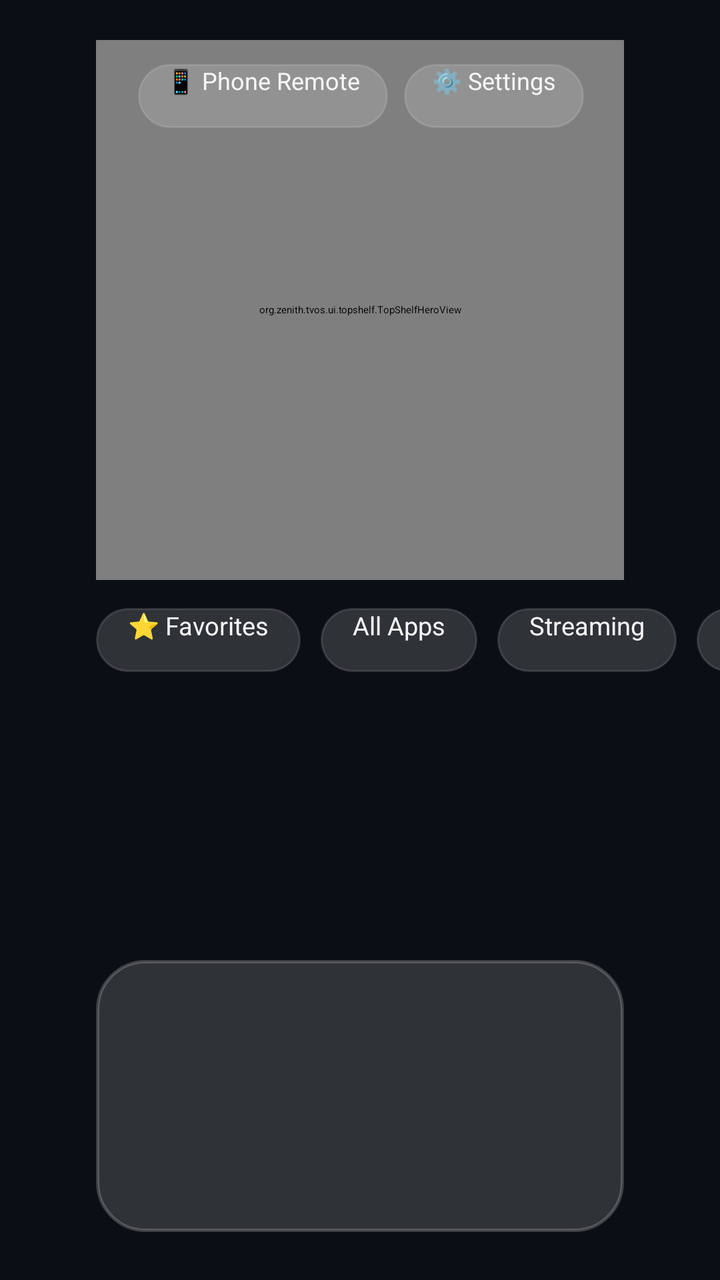
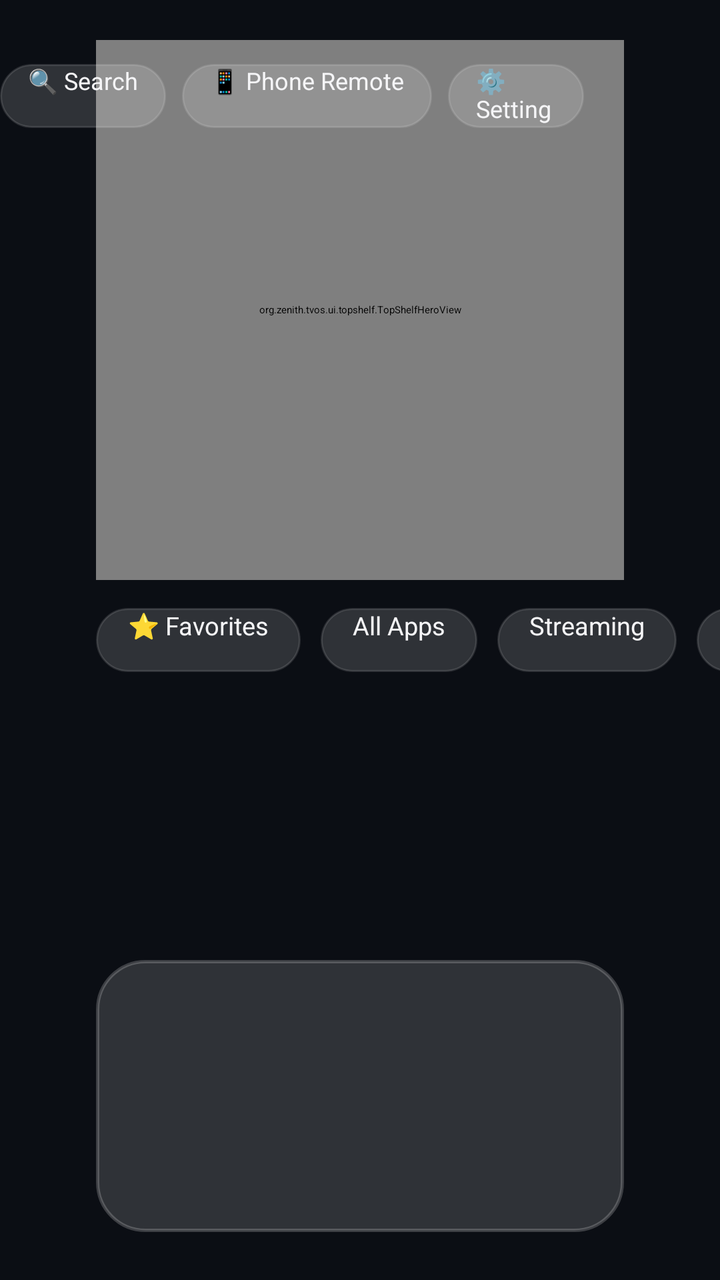

Before-and-after screenshots of an Android layout around one commit, followed by the original layout XML and the change that was made.
<!-- AndroidManifest.xml: activity theme Theme.ZenithTvOS.Launcher -->
<!-- res/layout/activity_main.xml -->
<?xml version="1.0" encoding="utf-8"?>
<RelativeLayout xmlns:android="http://schemas.android.com/apk/res/android"
    android:id="@+id/rootContainer"
    android:layout_width="match_parent"
    android:layout_height="match_parent"
    android:background="@color/tvos_background"
    android:clipChildren="false"
    android:clipToPadding="false">

    
    <org.zenith.tvos.ui.topshelf.TopShelfHeroView
        android:id="@+id/topShelfHero"
        android:layout_width="match_parent"
        android:layout_height="270dp"
        android:layout_alignParentTop="true"
        android:layout_marginStart="48dp"
        android:layout_marginEnd="48dp"
        android:layout_marginLeft="48dp"
        android:layout_marginRight="48dp"
        android:layout_marginTop="20dp"
        android:clipChildren="false" />

    
    <LinearLayout
        android:id="@+id/topUtilityBar"
        android:layout_width="wrap_content"
        android:layout_height="32dp"
        android:layout_alignParentTop="true"
        android:layout_alignParentEnd="true"
        android:layout_alignParentRight="true"
        android:layout_marginTop="32dp"
        android:layout_marginEnd="68dp"
        android:layout_marginRight="68dp"
        android:gravity="center_vertical"
        android:orientation="horizontal">

        <Button
            android:id="@+id/btnPhoneRemote"
            android:layout_width="wrap_content"
            android:layout_height="32dp"
            android:layout_marginEnd="8dp"
            android:layout_marginRight="8dp"
            android:background="@drawable/bg_category_pill"
            android:focusable="true"
            android:nextFocusRight="@+id/btnZenithSettings"
            android:nextFocusDown="@+id/btnTopShelfPlay"
            android:paddingHorizontal="14dp"
            android:text="📱 Phone Remote"
            android:textAllCaps="false"
            android:textColor="@color/tvos_text_primary"
            android:textSize="12sp" />

        <Button
            android:id="@+id/btnZenithSettings"
            android:layout_width="wrap_content"
            android:layout_height="32dp"
            android:background="@drawable/bg_category_pill"
            android:focusable="true"
            android:nextFocusLeft="@+id/btnPhoneRemote"
            android:nextFocusDown="@+id/btnTopShelfPlay"
            android:paddingHorizontal="14dp"
            android:text="⚙️ Settings"
            android:textAllCaps="false"
            android:textColor="@color/tvos_text_primary"
            android:textSize="12sp" />

    </LinearLayout>

    
    <HorizontalScrollView
        android:id="@+id/categoryPillsScroll"
        android:layout_width="match_parent"
        android:layout_height="36dp"
        android:layout_below="@id/topShelfHero"
        android:layout_marginStart="48dp"
        android:layout_marginEnd="48dp"
        android:layout_marginLeft="48dp"
        android:layout_marginRight="48dp"
        android:layout_marginTop="12dp"
        android:scrollbars="none"
        android:overScrollMode="never">

        <LinearLayout
            android:id="@+id/categoryPillsLayout"
            android:layout_width="wrap_content"
            android:layout_height="match_parent"
            android:gravity="center_vertical"
            android:orientation="horizontal">

            <Button
                android:id="@+id/pillFavorites"
                android:layout_width="wrap_content"
                android:layout_height="32dp"
                android:layout_marginEnd="10dp"
                android:layout_marginRight="10dp"
                android:background="@drawable/bg_category_pill"
                android:focusable="true"
                android:nextFocusUp="@+id/btnTopShelfPlay"
                android:nextFocusDown="@+id/appRecyclerView"
                android:paddingHorizontal="16dp"
                android:text="⭐ Favorites"
                android:textAllCaps="false"
                android:textColor="@color/tvos_text_primary"
                android:textSize="12.5sp" />

            <Button
                android:id="@+id/pillAll"
                android:layout_width="wrap_content"
                android:layout_height="32dp"
                android:layout_marginEnd="10dp"
                android:layout_marginRight="10dp"
                android:background="@drawable/bg_category_pill"
                android:focusable="true"
                android:nextFocusUp="@+id/btnTopShelfPlay"
                android:nextFocusDown="@+id/appRecyclerView"
                android:paddingHorizontal="16dp"
                android:text="All Apps"
                android:textAllCaps="false"
                android:textColor="@color/tvos_text_primary"
                android:textSize="12.5sp" />

            <Button
                android:id="@+id/pillStreaming"
                android:layout_width="wrap_content"
                android:layout_height="32dp"
                android:layout_marginEnd="10dp"
                android:layout_marginRight="10dp"
                android:background="@drawable/bg_category_pill"
                android:focusable="true"
                android:nextFocusUp="@+id/btnTopShelfPlay"
                android:nextFocusDown="@+id/appRecyclerView"
                android:paddingHorizontal="16dp"
                android:text="Streaming"
                android:textAllCaps="false"
                android:textColor="@color/tvos_text_primary"
                android:textSize="12.5sp" />

            <Button
                android:id="@+id/pillMusic"
                android:layout_width="wrap_content"
                android:layout_height="32dp"
                android:layout_marginEnd="10dp"
                android:layout_marginRight="10dp"
                android:background="@drawable/bg_category_pill"
                android:focusable="true"
                android:nextFocusUp="@+id/btnTopShelfPlay"
                android:nextFocusDown="@+id/appRecyclerView"
                android:paddingHorizontal="16dp"
                android:text="Music"
                android:textAllCaps="false"
                android:textColor="@color/tvos_text_primary"
                android:textSize="12.5sp" />

            <Button
                android:id="@+id/pillGaming"
                android:layout_width="wrap_content"
                android:layout_height="32dp"
                android:layout_marginEnd="10dp"
                android:layout_marginRight="10dp"
                android:background="@drawable/bg_category_pill"
                android:focusable="true"
                android:nextFocusUp="@+id/btnTopShelfPlay"
                android:nextFocusDown="@+id/appRecyclerView"
                android:paddingHorizontal="16dp"
                android:text="Games"
                android:textAllCaps="false"
                android:textColor="@color/tvos_text_primary"
                android:textSize="12.5sp" />

            <Button
                android:id="@+id/pillTools"
                android:layout_width="wrap_content"
                android:layout_height="32dp"
                android:layout_marginEnd="10dp"
                android:layout_marginRight="10dp"
                android:background="@drawable/bg_category_pill"
                android:focusable="true"
                android:nextFocusUp="@+id/btnTopShelfPlay"
                android:nextFocusDown="@+id/appRecyclerView"
                android:paddingHorizontal="16dp"
                android:text="Tools"
                android:textAllCaps="false"
                android:textColor="@color/tvos_text_primary"
                android:textSize="12.5sp" />

            <Button
                android:id="@+id/pillSystem"
                android:layout_width="wrap_content"
                android:layout_height="32dp"
                android:layout_marginEnd="10dp"
                android:layout_marginRight="10dp"
                android:background="@drawable/bg_category_pill"
                android:focusable="true"
                android:nextFocusUp="@+id/btnTopShelfPlay"
                android:nextFocusDown="@+id/appRecyclerView"
                android:paddingHorizontal="16dp"
                android:text="System"
                android:textAllCaps="false"
                android:textColor="@color/tvos_text_primary"
                android:textSize="12.5sp" />

        </LinearLayout>
    </HorizontalScrollView>

    
    <TextView
        android:id="@+id/focusedAppName"
        android:layout_width="wrap_content"
        android:layout_height="wrap_content"
        android:layout_above="@id/dockContainer"
        android:layout_centerHorizontal="true"
        android:layout_marginBottom="6dp"
        android:fontFamily="sans-serif-medium"
        android:text=""
        android:textColor="@color/tvos_text_primary"
        android:textSize="15sp"
        android:alpha="0.85" />

    
    <FrameLayout
        android:id="@+id/dockContainer"
        android:layout_width="match_parent"
        android:layout_height="136dp"
        android:layout_alignParentBottom="true"
        android:layout_marginStart="48dp"
        android:layout_marginEnd="48dp"
        android:layout_marginLeft="48dp"
        android:layout_marginRight="48dp"
        android:layout_marginBottom="24dp"
        android:background="@drawable/bg_frosted_dock"
        android:clipChildren="false"
        android:clipToPadding="false"
        android:paddingHorizontal="20dp"
        android:paddingVertical="8dp">

        <androidx.recyclerview.widget.RecyclerView
            android:id="@+id/appRecyclerView"
            android:layout_width="match_parent"
            android:layout_height="match_parent"
            android:clipChildren="false"
            android:clipToPadding="false"
            android:nextFocusUp="@+id/pillFavorites"
            android:descendantFocusability="afterDescendants"
            android:overScrollMode="never" />

    </FrameLayout>

</RelativeLayout>
<!-- resources referenced by this layout -->
<resources>
  <color name="tvos_background">#0B0E14</color>
  <color name="tvos_text_primary">#F5F5F7</color>
  <!-- drawable bg_category_pill (drawable) -->
  <?xml version="1.0" encoding="utf-8"?>
  <selector xmlns:android="http://schemas.android.com/apk/res/android">
      <item android:state_focused="true">
          <shape android:shape="rectangle">
              <corners android:radius="18dp" />
              <solid android:color="#FFFFFFFF" />
              <stroke android:width="2dp" android:color="#2997FF" />
          </shape>
      </item>
      <item android:state_selected="true">
          <shape android:shape="rectangle">
              <corners android:radius="18dp" />
              <solid android:color="#332997FF" />
              <stroke android:width="1dp" android:color="#2997FF" />
          </shape>
      </item>
      <item>
          <shape android:shape="rectangle">
              <corners android:radius="18dp" />
              <solid android:color="#26FFFFFF" />
              <stroke android:width="1dp" android:color="#20FFFFFF" />
          </shape>
      </item>
  </selector>
  <!-- drawable bg_frosted_dock (drawable) -->
  <?xml version="1.0" encoding="utf-8"?>
  <shape xmlns:android="http://schemas.android.com/apk/res/android"
      android:shape="rectangle">
      <corners android:radius="24dp" />
      <solid android:color="#26FFFFFF" />
      <stroke
          android:width="1.5dp"
          android:color="#33FFFFFF" />
  </shape>
  <style name="Theme.ZenithTvOS.Launcher" parent="Theme.ZenithTvOS">
          <item name="android:windowShowWallpaper">false</item>
          <item name="android:windowDisablePreview">true</item>
          <item name="android:windowAnimationStyle">@null</item>
      </style>
  <style name="Theme.ZenithTvOS" parent="Theme.Leanback">
          <item name="android:windowBackground">@color/tvos_background</item>
          <item name="android:textColorPrimary">@color/tvos_text_primary</item>
          <item name="android:textColorSecondary">@color/tvos_text_secondary</item>
          <item name="android:windowNoTitle">true</item>
          <item name="android:windowFullscreen">true</item>
      </style>
  <color name="tvos_text_secondary">#8E8E93</color>
</resources>

<!-- the commit's change to res/layout/activity_main.xml (unified diff, before → after) -->
@@ -35,13 +35,30 @@
         android:orientation="horizontal">
 
         <Button
-            android:id="@+id/btnPhoneRemote"
+            android:id="@+id/btnSpotlightSearch"
             android:layout_width="wrap_content"
             android:layout_height="32dp"
             android:layout_marginEnd="8dp"
             android:layout_marginRight="8dp"
             android:background="@drawable/bg_category_pill"
             android:focusable="true"
+            android:nextFocusRight="@+id/btnPhoneRemote"
+            android:nextFocusDown="@+id/btnTopShelfPlay"
+            android:paddingHorizontal="14dp"
+            android:text="🔍 Search"
+            android:textAllCaps="false"
+            android:textColor="@color/tvos_text_primary"
+            android:textSize="12sp" />
+
+        <Button
+            android:id="@+id/btnPhoneRemote"
+            android:layout_width="wrap_content"
+            android:layout_height="32dp"
+            android:layout_marginEnd="8dp"
+            android:layout_marginRight="8dp"
+            android:background="@drawable/bg_category_pill"
+            android:focusable="true"
+            android:nextFocusLeft="@+id/btnSpotlightSearch"
             android:nextFocusRight="@+id/btnZenithSettings"
             android:nextFocusDown="@+id/btnTopShelfPlay"
             android:paddingHorizontal="14dp"
